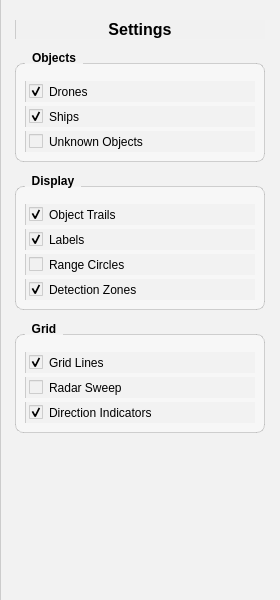
First picture: the form in Opleverset_Project_5-6/Code/elements/ControlPanel.ui, repository TomHeij/Project5-6, before the edit.
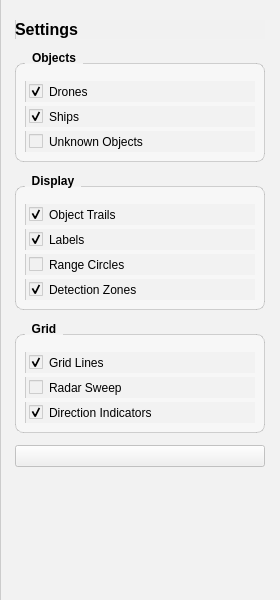
Second picture: the form after the edit.

Diff of the .ui file:
```diff
--- a/Opleverset_Project_5-6/Code/elements/ControlPanel.ui
+++ b/Opleverset_Project_5-6/Code/elements/ControlPanel.ui
@@ -37,8 +37,8 @@
      <property name="styleSheet">
       <string>font-size: 16px; font-weight: bold; color: #000000;</string>
      </property>
-     <property name="alignment">
-      <set>Qt::AlignmentFlag::AlignCenter</set>
+     <property name="text">
+      <string>Settings</string>
      </property>
     </widget>
    </item>
@@ -256,10 +256,47 @@
      </layout>
     </widget>
    </item>
+   <item>
+    <widget class="QPushButton" name="btn_alarm">
+     <property name="minimumSize">
+      <size>
+       <width>0</width>
+       <height>0</height>
+      </size>
+     </property>
+     <property name="maximumSize">
+      <size>
+       <width>16777215</width>
+       <height>16777215</height>
+      </size>
+     </property>
+     <property name="sizeIncrement">
+      <size>
+       <width>0</width>
+       <height>0</height>
+      </size>
+     </property>
+     <property name="text">
+      <string/>
+     </property>
+     <property name="iconSize">
+      <size>
+       <width>32</width>
+       <height>32</height>
+      </size>
+     </property>
+     <property name="checkable">
+      <bool>true</bool>
+     </property>
+    </widget>
+   </item>
    <item>
     <spacer name="verticalSpacer">
      <property name="orientation">
-      <enum>Qt::Orientation::Vertical</enum>
+      <enum>Qt::Vertical</enum>
+     </property>
+     <property name="sizeType">
+      <enum>QSizePolicy::Expanding</enum>
      </property>
      <property name="sizeHint" stdset="0">
       <size>
```
Left out of the diff: 159 changed lines with no effect on the pictures.
